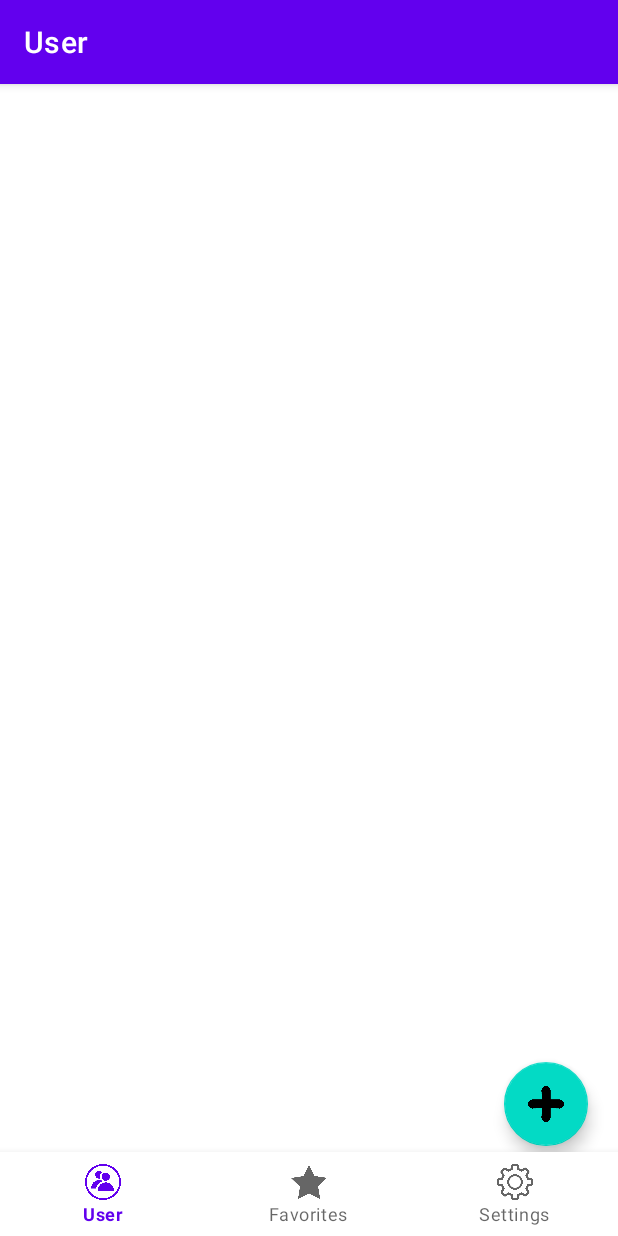
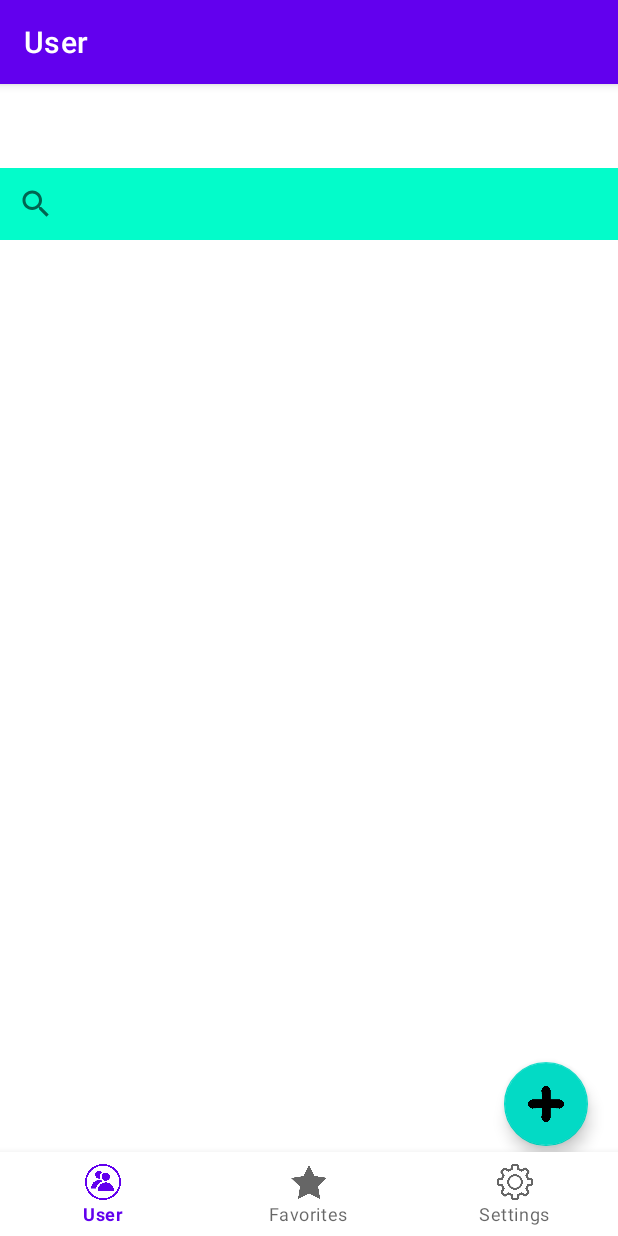
Before and after one commit to ANI2006/LineAge, an Android app: the screen it shows after launch (MainActivity), on a phone screen of 412 x 824 dp. Run offline under Robolectric (Android 15) with nearby library versions, the phone set to English and light mode, and no system bars; our stand-ins replace Room's generated code, navigation-ui.

Commit message:
Adding SearchView

```diff
--- a/app/src/main/AndroidManifest.xml
+++ b/app/src/main/AndroidManifest.xml
@@ -1,6 +1,8 @@
 <?xml version="1.0" encoding="utf-8"?>
 <manifest xmlns:android="http://schemas.android.com/apk/res/android"
     xmlns:tools="http://schemas.android.com/tools">
+    <uses-permission android:name="android.permission.READ_CONTACTS" />
+
 
     <application
         android:allowBackup="true"
--- a/app/src/main/java/com/example/lineage6/ui/user/UserFragment.java
+++ b/app/src/main/java/com/example/lineage6/ui/user/UserFragment.java
@@ -12,6 +12,7 @@ import android.widget.ToggleButton;
 
 import androidx.annotation.NonNull;
 import androidx.annotation.Nullable;
+import androidx.appcompat.widget.SearchView;
 import androidx.databinding.DataBindingUtil;
 import androidx.fragment.app.Fragment;
 import androidx.lifecycle.Observer;
@@ -32,6 +33,7 @@ import java.util.List;
 
         private FragmentUserBinding binding;
         private SharedPreferences sharedPreferences;
+        private SearchView searchView;
 
         private UserAdapter adapter;
         private List<ProjectModel> favoriteList;
@@ -79,6 +81,20 @@ import java.util.List;
                 }
             });
 
+            searchView = root.findViewById(R.id.searchView);
+            searchView.setOnQueryTextListener(new SearchView.OnQueryTextListener() {
+                @Override
+                public boolean onQueryTextSubmit(String query) {
+                    return false;
+                }
+
+                @Override
+                public boolean onQueryTextChange(String newText) {
+                    adapter.getFilter().filter(newText);
+                    return false;
+                }
+            });
+
 
 
             return root;
--- a/app/src/main/res/layout/fragment_user.xml
+++ b/app/src/main/res/layout/fragment_user.xml
@@ -4,12 +4,26 @@
     xmlns:tools="http://schemas.android.com/tools"
     android:layout_width="match_parent"
     android:layout_height="match_parent"
-    tools:context=".ui.user.UserFragment">
+    android:orientation="vertical"
+
+    tools:context=".ui.user.UserFragment"
+    >
+    <androidx.appcompat.widget.SearchView
+        android:id="@+id/searchView"
+        android:background="#03fcca"
+        android:layout_width="match_parent"
+        android:layout_height="wrap_content"
+        android:iconifiedByDefault="false"
+        android:queryHint="Search users" />
 
     <androidx.recyclerview.widget.RecyclerView
         android:id="@+id/projectRecyclerView"
         android:layout_width="match_parent"
         android:layout_height="match_parent"
+        android:layout_below="@+id/searchView"
+
+        android:layout_marginTop="0dp"
+        android:layout_weight="1"
         tools:listitem="@layout/user_item_layout" />
 
     <com.google.android.material.floatingactionbutton.FloatingActionButton
@@ -22,6 +36,8 @@
         android:layout_marginStart="20dp"
         android:layout_marginTop="20dp"
 
+
+
         android:layout_marginEnd="20dp"
         android:layout_marginBottom="60dp"
         android:src="@drawable/plus"
```
Also changed, not shown: app/src/main/java/com/example/lineage6/ui/settings/ContactsAdapter.java (added, +88 -0 lines), app/src/main/java/com/example/lineage6/ui/settings/SettingsFragment.java (+23 -0 lines), app/src/main/java/com/example/lineage6/ui/user/UserAdapter.java (+37 -1 lines), app/src/main/res/layout/fragment_settings.xml (+20 -17 lines), app/src/main/res/layout/row_layout.xml (added, +42 -0 lines).
